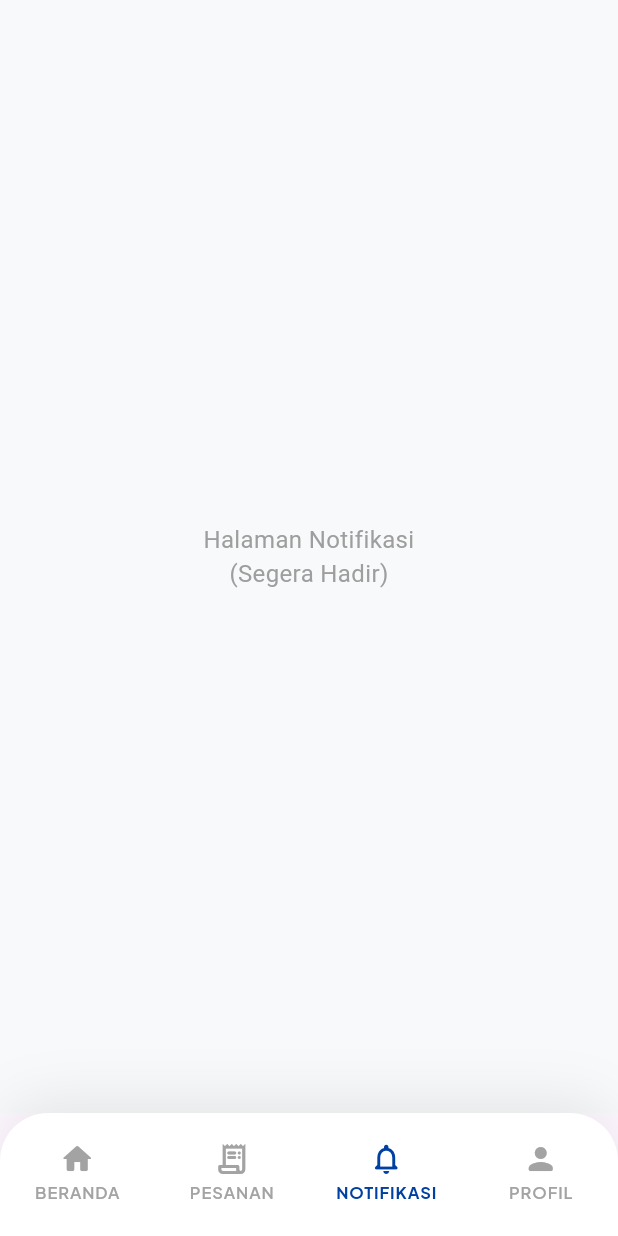
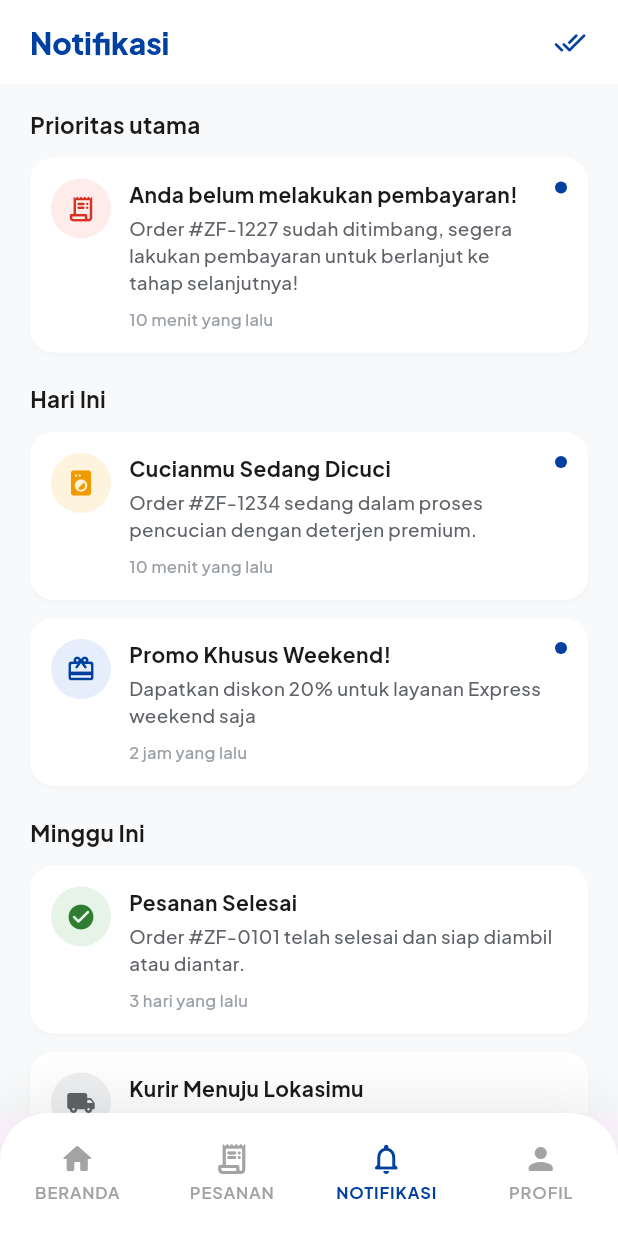
Before and after one commit to Zfanz12/Laundryin, a Flutter app: the screen it shows after launch, item 3 of the bottom bar chosen, on a phone screen of 412 x 824 dp. Run offline on Flutter 3.47's test engine with Material 3 defaults, Android fonts, the phone set to English and light mode, and no system bars; our stand-ins replace google_fonts.

Commit message:
feat: add notification page

```diff
--- a/lib/main.dart
+++ b/lib/main.dart
@@ -4,6 +4,7 @@ import 'package:google_fonts/google_fonts.dart';
 import 'home_screen.dart';
 import 'pesanan_screen.dart';
 import 'profile_screen.dart';
+import 'notification_page.dart';
 
 void main() {
   runApp(const AplikasiLaundry());
@@ -23,9 +24,7 @@ class AppScrollBehavior extends MaterialScrollBehavior {
 
   @override
   ScrollPhysics getScrollPhysics(BuildContext context) {
-    return const BouncingScrollPhysics(
-      parent: AlwaysScrollableScrollPhysics(),
-    );
+    return const BouncingScrollPhysics(parent: AlwaysScrollableScrollPhysics());
   }
 }
 
@@ -66,33 +65,18 @@ class _NavigasiUtamaState extends State<NavigasiUtama> {
       ),
       // Halaman Pesanan
       const HalamanPesanan(),
-      // Halaman Notifikasi (Placeholder Front End)
-      const Scaffold(
-        backgroundColor: Color(0xFFF8F9FA),
-        body: Center(
-          child: Text(
-            'Halaman Notifikasi\n(Segera Hadir)',
-            textAlign: TextAlign.center,
-            style: TextStyle(fontSize: 16, color: Colors.grey),
-          ),
-        ),
-      ),
+      const HalamanNotifikasi(),
       // Halaman Profil
       const HalamanProfil(),
     ];
 
     return Scaffold(
-      body: IndexedStack(
-        index: indexSaatIni,
-        children: daftarHalaman,
-      ),
+      body: IndexedStack(index: indexSaatIni, children: daftarHalaman),
       bottomNavigationBar: Container(
         padding: const EdgeInsets.only(top: 8, bottom: 10),
         decoration: BoxDecoration(
           color: Colors.white,
-          borderRadius: const BorderRadius.vertical(
-            top: Radius.circular(32),
-          ),
+          borderRadius: const BorderRadius.vertical(top: Radius.circular(32)),
           boxShadow: [
             BoxShadow(
               color: Colors.black.withValues(alpha: 0.08),
@@ -102,9 +86,7 @@ class _NavigasiUtamaState extends State<NavigasiUtama> {
           ],
         ),
         child: ClipRRect(
-          borderRadius: const BorderRadius.vertical(
-            top: Radius.circular(32),
-          ),
+          borderRadius: const BorderRadius.vertical(top: Radius.circular(32)),
           child: SizedBox(
             height: 64,
             child: BottomNavigationBar(
--- /dev/null
+++ b/lib/notification_page.dart
@@ -0,0 +1,354 @@
+import 'package:flutter/material.dart';
+import 'package:google_fonts/google_fonts.dart';
+
+enum JenisNotifikasi { pembayaran, proses, promo, selesai, kurir }
+
+class ItemNotifikasi {
+  final JenisNotifikasi jenis;
+  final String judul;
+  final String pesan;
+  final String waktu;
+  final String kelompok;
+  bool sudahDibaca;
+
+  ItemNotifikasi({
+    required this.jenis,
+    required this.judul,
+    required this.pesan,
+    required this.waktu,
+    required this.kelompok,
+    this.sudahDibaca = false,
+  });
+}
+
+class HalamanNotifikasi extends StatefulWidget {
+  const HalamanNotifikasi({super.key});
+
+  @override
+  State<HalamanNotifikasi> createState() => _HalamanNotifikasiState();
+}
+
+class _HalamanNotifikasiState extends State<HalamanNotifikasi> {
+  static const Color _biru = Color(0xFF0040A1);
+  static const Color _latar = Color(0xFFF8F9FA);
+
+  final List<ItemNotifikasi> _daftar = [
+    ItemNotifikasi(
+      jenis: JenisNotifikasi.pembayaran,
+      judul: 'Anda belum melakukan pembayaran!',
+      pesan:
+          'Order #ZF-1227 sudah ditimbang, segera lakukan pembayaran untuk berlanjut ke tahap selanjutnya!',
+      waktu: '10 menit yang lalu',
+      kelompok: 'Prioritas utama',
+    ),
+    ItemNotifikasi(
+      jenis: JenisNotifikasi.proses,
+      judul: 'Cucianmu Sedang Dicuci',
+      pesan:
+          'Order #ZF-1234 sedang dalam proses pencucian dengan deterjen premium.',
+      waktu: '10 menit yang lalu',
+      kelompok: 'Hari Ini',
+    ),
+    ItemNotifikasi(
+      jenis: JenisNotifikasi.promo,
+      judul: 'Promo Khusus Weekend!',
+      pesan: 'Dapatkan diskon 20% untuk layanan Express weekend saja',
+      waktu: '2 jam yang lalu',
+      kelompok: 'Hari Ini',
+    ),
+    ItemNotifikasi(
+      jenis: JenisNotifikasi.selesai,
+      judul: 'Pesanan Selesai',
+      pesan: 'Order #ZF-0101 telah selesai dan siap diambil atau diantar.',
+      waktu: '3 hari yang lalu',
+      kelompok: 'Minggu Ini',
+      sudahDibaca: true,
+    ),
+    ItemNotifikasi(
+      jenis: JenisNotifikasi.kurir,
+      judul: 'Kurir Menuju Lokasimu',
+      pesan:
+          'Kurir kami sedang dalam perjalanan untuk menjemput cucianmu (Order #ZF-5173).',
+      waktu: '5 hari yang lalu',
+      kelompok: 'Minggu Ini',
+      sudahDibaca: true,
+    ),
+    ItemNotifikasi(
+      jenis: JenisNotifikasi.selesai,
+      judul: 'Pesanan Selesai',
+      pesan: 'Order #ZF-0101 telah selesai dan siap diambil atau diantar.',
+      waktu: '3 hari yang lalu',
+      kelompok: 'Minggu Ini',
+      sudahDibaca: true,
+    ),
+    ItemNotifikasi(
+      jenis: JenisNotifikasi.kurir,
+      judul: 'Kurir Menuju Lokasimu',
+      pesan:
+          'Kurir kami sedang dalam perjalanan untuk menjemput cucianmu (Order #ZF-5173).',
+      waktu: '5 hari yang lalu',
+      kelompok: 'Minggu Ini',
+      sudahDibaca: true,
+    ),
+  ];
+
+  List<String> get _daftarKelompok {
+    final hasil = <String>[];
+    for (final item in _daftar) {
+      if (!hasil.contains(item.kelompok)) hasil.add(item.kelompok);
+    }
+    return hasil;
+  }
+
+  void _tandaiSemuaDibaca() {
+    setState(() {
+      for (final item in _daftar) {
+        item.sudahDibaca = true;
+      }
+    });
+  }
+
+  void _tandaiDibaca(ItemNotifikasi item) {
+    if (item.sudahDibaca) return;
+    setState(() {
+      item.sudahDibaca = true;
+    });
+  }
+
+  @override
+  Widget build(BuildContext context) {
+    final kelompok = _daftarKelompok;
+
+    return Scaffold(
+      backgroundColor: _latar,
+      appBar: AppBar(
+        backgroundColor: Colors.white,
+        elevation: 0,
+        scrolledUnderElevation: 0,
+        automaticallyImplyLeading: false,
+        titleSpacing: 20,
+        title: Text(
+          'Notifikasi',
+          style: GoogleFonts.plusJakartaSans(
+            color: _biru,
+            fontSize: 20,
+            fontWeight: FontWeight.w800,
+          ),
+        ),
+        actions: [
+          IconButton(
+            tooltip: 'Tandai semua dibaca',
+            onPressed: _tandaiSemuaDibaca,
+            icon: const Icon(Icons.done_all_rounded, color: _biru, size: 22),
+          ),
+          const SizedBox(width: 8),
+        ],
+      ),
+      body: _daftar.isEmpty
+          ? const _TampilanKosong()
+          : ListView.builder(
+              padding: const EdgeInsets.fromLTRB(20, 16, 20, 24),
+              itemCount: kelompok.length,
+              itemBuilder: (context, index) {
+                final namaKelompok = kelompok[index];
+                final itemKelompok = _daftar
+                    .where((e) => e.kelompok == namaKelompok)
+                    .toList();
+
+                return Padding(
+                  padding: const EdgeInsets.only(bottom: 8),
+                  child: Column(
+                    crossAxisAlignment: CrossAxisAlignment.start,
+                    children: [
+                      Padding(
+                        padding: const EdgeInsets.only(bottom: 12),
+                        child: Text(
+                          namaKelompok,
+                          style: GoogleFonts.plusJakartaSans(
+                            fontSize: 15,
+                            fontWeight: FontWeight.w700,
+                            color: const Color(0xFF1A1A1A),
+                          ),
+                        ),
+                      ),
+                      ...itemKelompok.map(
+                        (item) => Padding(
+                          padding: const EdgeInsets.only(bottom: 12),
+                          child: _KartuNotifikasi(
+                            item: item,
+                            onTap: () => _tandaiDibaca(item),
+                          ),
+                        ),
+                      ),
+                    ],
+                  ),
+                );
+              },
+            ),
+    );
+  }
+}
+
+class _KartuNotifikasi extends StatelessWidget {
+  final ItemNotifikasi item;
+  final VoidCallback onTap;
+
+  const _KartuNotifikasi({required this.item, required this.onTap});
+
+  @override
+  Widget build(BuildContext context) {
+    final gaya = _gayaJenis(item.jenis);
+
+    return Material(
+      color: Colors.white,
+      borderRadius: BorderRadius.circular(16),
+      elevation: 1.5,
+      shadowColor: Colors.black.withValues(alpha: 0.08),
+      child: InkWell(
+        borderRadius: BorderRadius.circular(16),
+        onTap: onTap,
+        child: Padding(
+          padding: const EdgeInsets.all(14),
+          child: Row(
+            crossAxisAlignment: CrossAxisAlignment.start,
+            children: [
+              Container(
+                width: 40,
+                height: 40,
+                decoration: BoxDecoration(
+                  color: gaya.latar,
+                  shape: BoxShape.circle,
+                ),
+                child: Icon(gaya.ikon, color: gaya.warna, size: 20),
+              ),
+              const SizedBox(width: 12),
+              Expanded(
+                child: Column(
+                  crossAxisAlignment: CrossAxisAlignment.start,
+                  children: [
+                    Padding(
+                      padding: const EdgeInsets.only(right: 14),
+                      child: Text(
+                        item.judul,
+                        style: GoogleFonts.plusJakartaSans(
+                          fontSize: 14,
+                          fontWeight: FontWeight.w700,
+                          color: const Color(0xFF1A1A1A),
+                        ),
+                      ),
+                    ),
+                    const SizedBox(height: 4),
+                    Text(
+                      item.pesan,
+                      style: GoogleFonts.plusJakartaSans(
+                        fontSize: 12.5,
+                        height: 1.45,
+                        fontWeight: FontWeight.w500,
+                        color: const Color(0xFF5F6368),
+                      ),
+                    ),
+                    const SizedBox(height: 8),
+                    Text(
+                      item.waktu,
+                      style: GoogleFonts.plusJakartaSans(
+                        fontSize: 11,
+                        fontWeight: FontWeight.w500,
+                        color: const Color(0xFF9AA0A6),
+                      ),
+                    ),
+                  ],
+                ),
+              ),
+              if (!item.sudahDibaca)
+                Container(
+                  margin: const EdgeInsets.only(left: 6, top: 2),
+                  width: 8,
+                  height: 8,
+                  decoration: const BoxDecoration(
+                    color: Color(0xFF0040A1),
+                    shape: BoxShape.circle,
+                  ),
+                ),
+            ],
+          ),
+        ),
+      ),
+    );
+  }
+
+  _GayaJenis _gayaJenis(JenisNotifikasi jenis) {
+    switch (jenis) {
+      case JenisNotifikasi.pembayaran:
+        return const _GayaJenis(
+          ikon: Icons.receipt_long_rounded,
+          warna: Color(0xFFD93025),
+          latar: Color(0xFFFDECEA),
+        );
+      case JenisNotifikasi.proses:
+        return const _GayaJenis(
+          ikon: Icons.local_laundry_service_rounded,
+          warna: Color(0xFFF29900),
+          latar: Color(0xFFFEF3DC),
+        );
+      case JenisNotifikasi.promo:
+        return const _GayaJenis(
+          ikon: Icons.card_giftcard_rounded,
+          warna: Color(0xFF0040A1),
+          latar: Color(0xFFE6EEFB),
+        );
+      case JenisNotifikasi.selesai:
+        return const _GayaJenis(
+          ikon: Icons.check_circle_rounded,
+          warna: Color(0xFF2E7D32),
+          latar: Color(0xFFE6F4E7),
+        );
+      case JenisNotifikasi.kurir:
+        return const _GayaJenis(
+          ikon: Icons.local_shipping_rounded,
+          warna: Color(0xFF5F6368),
+          latar: Color(0xFFEDEFF1),
+        );
+    }
+  }
+}
+
+class _GayaJenis {
+  final IconData ikon;
+  final Color warna;
+  final Color latar;
+
+  const _GayaJenis({
+    required this.ikon,
+    required this.warna,
+    required this.latar,
+  });
+}
+
+class _TampilanKosong extends StatelessWidget {
+  const _TampilanKosong();
+
+  @override
+  Widget build(BuildContext context) {
+    return Center(
+      child: Column(
+        mainAxisSize: MainAxisSize.min,
+        children: [
+          const Icon(
+            Icons.notifications_none_rounded,
+            size: 56,
+            color: Color(0xFF9AA0A6),
+          ),
+          const SizedBox(height: 12),
+          Text(
+            'Belum ada notifikasi',
+            style: GoogleFonts.plusJakartaSans(
+              fontSize: 14,
+              fontWeight: FontWeight.w600,
+              color: const Color(0xFF5F6368),
+            ),
+          ),
+        ],
+      ),
+    );
+  }
+}
```
Lines whose indentation alone changed are shown as unchanged.
